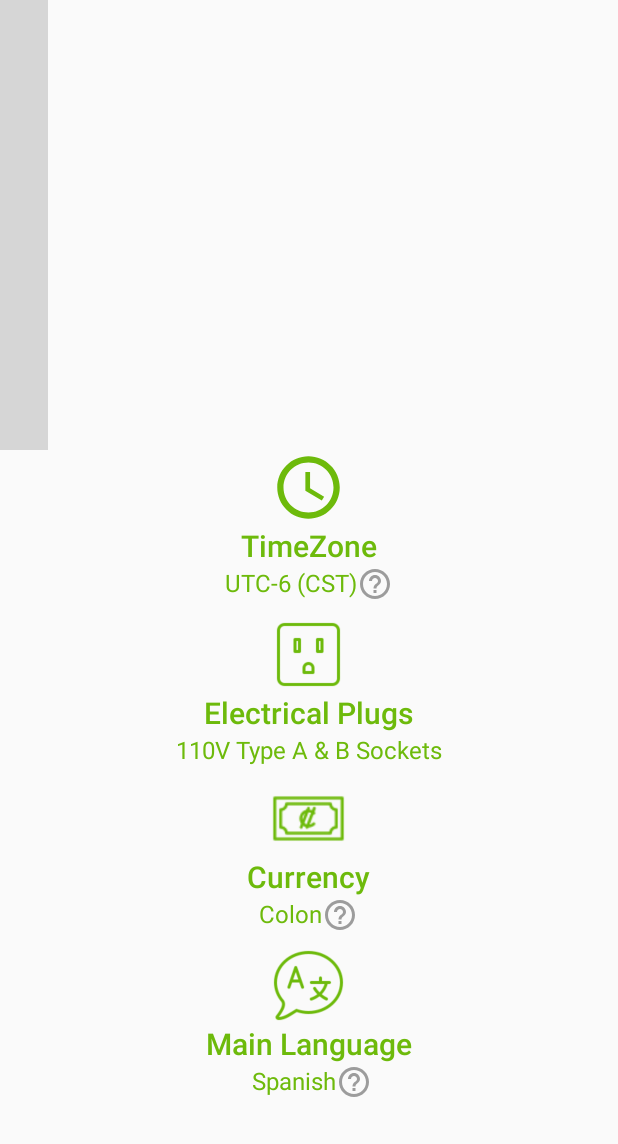
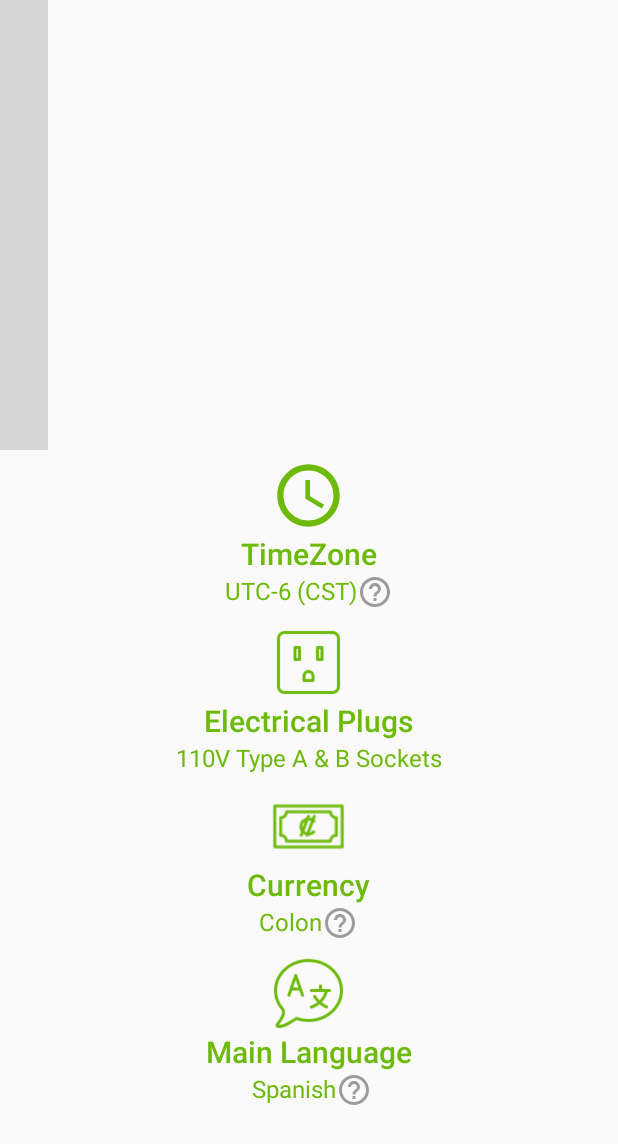
Before and after one commit to jonalonso/CostaRicaTravelApp, an Android app: the layout fragment_home.xml on its own in the app's theme, with its tools: preview values and no code run, on a phone screen of 412 x 824 dp. Shown: the top 1144 px of the screen. Run offline under Robolectric (Android 15) with nearby library versions, the phone set to English and light mode, and no system bars; plain views replace ImageSlider; grey boxes are pictures that could not be loaded.

Commit message:
home page: make scrollview scrollbar always visible and adjusting margins

```diff
--- a/app/src/main/res/layout/fragment_home.xml
+++ b/app/src/main/res/layout/fragment_home.xml
@@ -23,10 +23,12 @@
     <ScrollView
         android:layout_width="match_parent"
         android:layout_height="wrap_content"
+        android:fadeScrollbars="false"
         android:layout_below="@id/image_slider"
-        android:layout_marginBottom="60dp">
+        android:layout_marginBottom="51dp">
         <RelativeLayout
             android:layout_width="match_parent"
+            android:paddingTop="5dp"
             android:layout_height="match_parent">
             <LinearLayout
                 android:layout_width="wrap_content"
```
